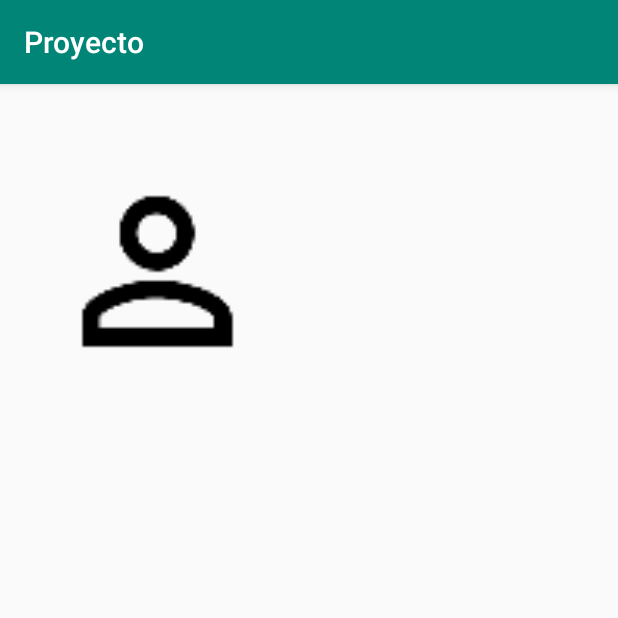
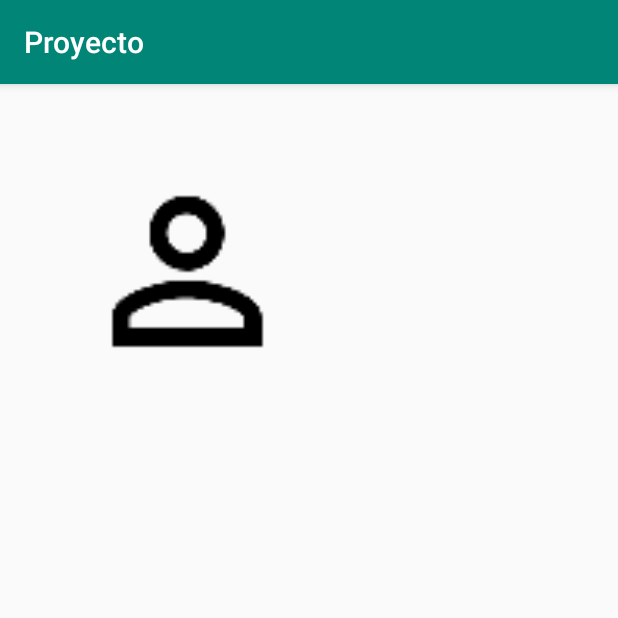
Before and after one commit to JONYR15/Proyecto, an Android app: the screen it shows after launch (MainActivity), on a phone screen of 412 x 824 dp, the top half of it. Run offline under Robolectric (Android 15) with nearby library versions, the phone set to English and light mode, and no system bars.

Commit message:
Cambios Nuevos

```diff
--- a/app/src/main/java/com/example/proyecto/MainActivity.java
+++ b/app/src/main/java/com/example/proyecto/MainActivity.java
@@ -1,7 +1,11 @@
 package com.example.proyecto;
 
+import android.content.Intent;
 import android.support.v7.app.AppCompatActivity;
 import android.os.Bundle;
+import android.view.View;
+import android.widget.ImageButton;
+import android.widget.Toast;
 
 public class MainActivity extends AppCompatActivity {
 
@@ -10,4 +14,9 @@ public class MainActivity extends AppCompatActivity {
         super.onCreate(savedInstanceState);
         setContentView(R.layout.activity_main);
     }
+
+    public void customers(View view){
+        Intent intent = new Intent(view.getContext(), CustomersActivity.class);
+        view.getContext().startActivity(intent);
+    }
 }
--- a/app/src/main/res/layout/activity_main.xml
+++ b/app/src/main/res/layout/activity_main.xml
@@ -6,14 +6,14 @@
     android:layout_height="match_parent"
     tools:context=".MainActivity">
 
-    <ImageView
-        android:id="@+id/ivCustomer"
+    <Button
+        android:id="@+id/button"
         android:layout_width="150dp"
         android:layout_height="150dp"
-        android:layout_marginStart="30dp"
+        android:layout_marginStart="50dp"
         android:layout_marginTop="50dp"
-        android:contentDescription="Clientes"
+        android:background="@mipmap/baseline_person_outline_black_48"
+        android:onClick="customers"
         app:layout_constraintStart_toStartOf="parent"
-        app:layout_constraintTop_toTopOf="parent"
-        app:srcCompat="@mipmap/baseline_person_outline_black_48" />
+        app:layout_constraintTop_toTopOf="parent" />
 </android.support.constraint.ConstraintLayout>
```
